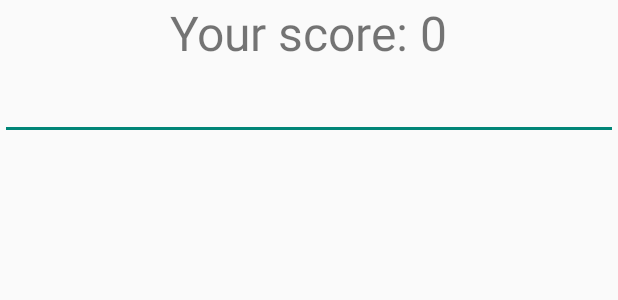
After one commit to peanutwolf/Elegion, an Android app: the layout dlg_score_confirm.xml on its own in the app's theme, with its tools: preview values and no code run, on a phone screen of 412 x 824 dp. The commit adds this screen. Shown: the top 300 px of the screen. Run offline under Robolectric (Android 15) with nearby library versions, the phone set to English and light mode, and no system bars.

Commit message:
[+] ScoreConfirm dialog added

```diff
--- a/GrushaHit/app/src/main/java/com/vigursky/grushahit/MainGameThread.java
+++ b/GrushaHit/app/src/main/java/com/vigursky/grushahit/MainGameThread.java
@@ -4,6 +4,8 @@ import android.graphics.Canvas;
 import android.util.Log;
 import android.view.SurfaceHolder;
 import android.view.SurfaceView;
+
+import com.vigursky.grushahit.views.MainGameSurface;
 
 /**
  * Created by vigursky on 18.09.2015.
--- a/GrushaHit/app/src/main/java/com/vigursky/grushahit/ObstacleFactory.java
+++ b/GrushaHit/app/src/main/java/com/vigursky/grushahit/utils/ObstacleFactory.java
@@ -1,4 +1,4 @@
-package com.vigursky.grushahit;
+package com.vigursky.grushahit.utils;
 
 import android.graphics.Canvas;
 import android.graphics.Color;
@@ -28,7 +28,7 @@ public class ObstacleFactory {
     private int obstacleMaxHeight;
     private int obstacleInitialSpeed;
 
-    ObstacleFactory(int obstaclesAreaWidth, int obstaclesAreaHeight){
+    public ObstacleFactory(int obstaclesAreaWidth, int obstaclesAreaHeight){
         this.obstaclesAreaWidth = obstaclesAreaWidth;
         this.obstaclesAreaHeight = obstaclesAreaHeight;
 
@@ -41,7 +41,7 @@ public class ObstacleFactory {
         this.obstacleInitialSpeed = 5;
     }
 
-    ObstacleFactory(int obstaclesAreaWidth, int obstaclesAreaHeight, int initialSpeed){
+    public ObstacleFactory(int obstaclesAreaWidth, int obstaclesAreaHeight, int initialSpeed){
         this(obstaclesAreaWidth, obstaclesAreaHeight);
         this.obstacleInitialSpeed = initialSpeed;
     }
--- /dev/null
+++ b/GrushaHit/app/src/main/res/layout/dlg_score_confirm.xml
@@ -0,0 +1,23 @@
+<?xml version="1.0" encoding="utf-8"?>
+<LinearLayout xmlns:android="http://schemas.android.com/apk/res/android"
+    android:orientation="vertical"
+    android:layout_width="match_parent"
+    android:layout_height="match_parent">
+
+
+    <TextView
+        android:layout_width="wrap_content"
+        android:layout_height="wrap_content"
+        android:text="Your score: 0"
+        android:textSize="32dp"
+        android:id="@+id/txt_final_score_dlg"
+        android:layout_gravity="center_horizontal" />
+
+    <EditText
+        android:layout_width="match_parent"
+        android:layout_height="wrap_content"
+        android:textSize="22dp"
+        android:id="@+id/edt_final_score_name"
+        android:layout_gravity="center_horizontal" />
+
+</LinearLayout>
--- a/GrushaHit/app/src/main/res/layout/fr_game_surface.xml
+++ b/GrushaHit/app/src/main/res/layout/fr_game_surface.xml
@@ -4,7 +4,7 @@
     android:layout_width="match_parent"
     android:layout_height="match_parent">
 
-    <com.vigursky.grushahit.MainGameSurface
+    <com.vigursky.grushahit.views.MainGameSurface
         android:id="@+id/surf_main_game"
         android:layout_height="fill_parent"
         android:layout_width="fill_parent"/>
```
Also changed, not shown: GrushaHit/app/src/main/java/com/vigursky/grushahit/GrushaMainActivity.java (+0 -8 lines), GrushaHit/app/src/main/java/com/vigursky/grushahit/services/BTService.java (+37 -13 lines), GrushaHit/app/src/main/java/com/vigursky/grushahit/views/BTDeviceFragment.java (+18 -3 lines), GrushaHit/app/src/main/java/com/vigursky/grushahit/views/MainGameFragment.java (+29 -5 lines), GrushaHit/app/src/main/java/com/vigursky/grushahit/views/MainGameSurface.java (renamed from GrushaHit/app/src/main/java/com/vigursky/grushahit/MainGameSurface.java, +13 -3 lines), GrushaHit/app/src/main/java/com/vigursky/grushahit/views/MainMenuFragment.java (+0 -9 lines), GrushaHit/app/src/main/java/com/vigursky/grushahit/views/dialogs/ScoreConfirmDialog.java (added, +64 -0 lines).
